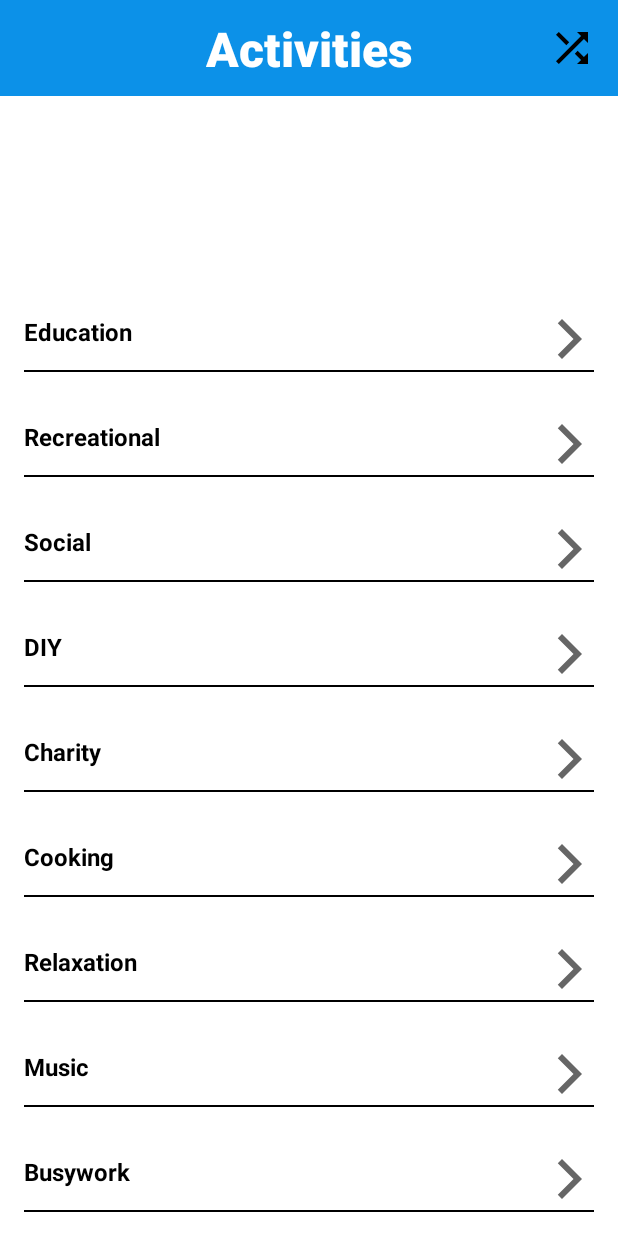
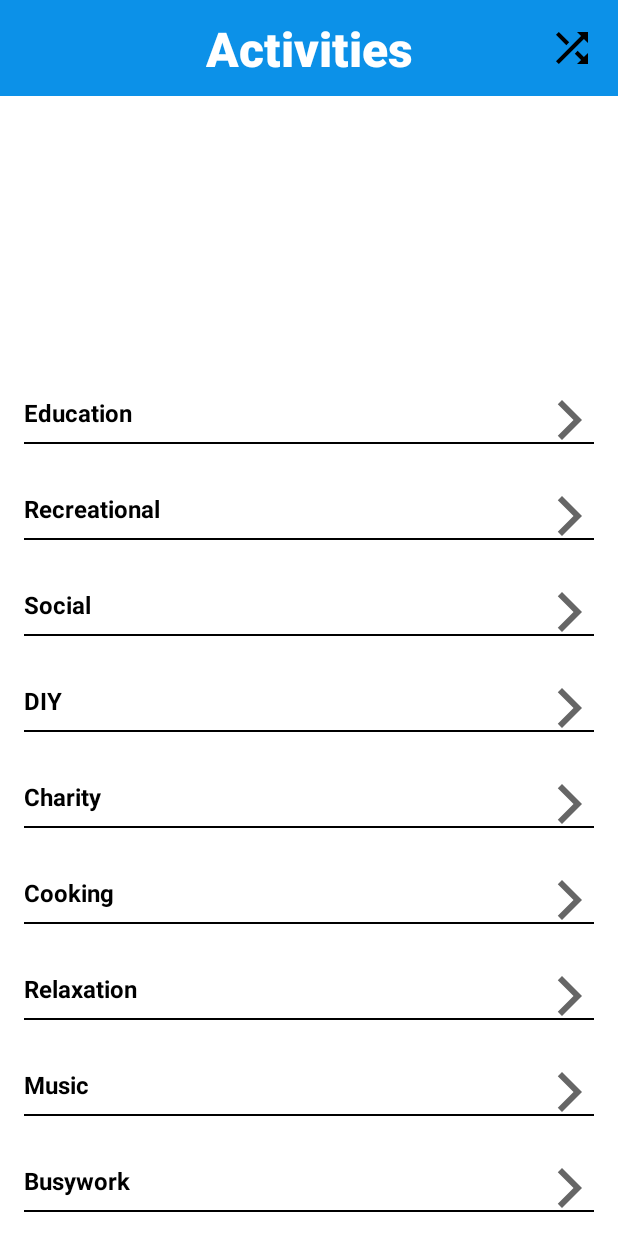
Before and after one commit to ivanxgb/NotBoredAlkemy, an Android app: the CategoryActivity screen opened directly, with no data from a screen before it, on a phone screen of 412 x 824 dp. Run offline under Robolectric (Android 15) with nearby library versions, the phone set to English and light mode, and no system bars; 1 statement that could not run was skipped.

Commit message:
develop fixed

```diff
--- a/app/src/main/res/layout/category_item.xml
+++ b/app/src/main/res/layout/category_item.xml
@@ -6,9 +6,8 @@
     xmlns:tool="http://schemas.android.com/apk/res-auto">
 
     <androidx.constraintlayout.widget.ConstraintLayout
-        android:id="@+id/clCategory"
         android:layout_width="match_parent"
-        android:layout_height="70dp">
+        android:layout_height="@dimen/heightL">
 
         <TextView
             android:id="@+id/tvCategoryName"
@@ -20,14 +19,14 @@
             android:textStyle="bold"
             tool:layout_constraintTop_toTopOf="parent"
             tool:layout_constraintStart_toStartOf="parent"
-            android:layout_margin="16dp"
+            android:layout_margin="@dimen/marginM"
             />
 
         <ImageButton
             android:layout_width="wrap_content"
             android:layout_height="wrap_content"
-            android:layout_marginTop="16dp"
-            android:layout_marginEnd="16dp"
+            android:layout_marginTop="@dimen/marginM"
+            android:layout_marginEnd="@dimen/marginM"
             android:background="#00000000"
             android:src="@drawable/ic_baseline_arrow_forward_ios_24"
             tool:layout_constraintEnd_toEndOf="parent"
@@ -41,7 +40,7 @@
             tool:layout_constraintEnd_toEndOf="parent"
             tool:layout_constraintBottom_toBottomOf="parent"
             android:background="#000"
-            android:layout_margin="16dp"
+            android:layout_margin="@dimen/marginM"
             />
 
     </androidx.constraintlayout.widget.ConstraintLayout>
--- a/app/src/main/res/layout/toolbar_base.xml
+++ b/app/src/main/res/layout/toolbar_base.xml
@@ -1,7 +1,7 @@
 <?xml version="1.0" encoding="utf-8"?>
 <androidx.constraintlayout.widget.ConstraintLayout xmlns:android="http://schemas.android.com/apk/res/android"
     android:layout_width="match_parent"
-    android:layout_height="match_parent"
+    android:layout_height="wrap_content"
     xmlns:app="http://schemas.android.com/apk/res-auto"
     xmlns:tools="http://schemas.android.com/tools"
     android:id="@+id/baseToolbar">
```
Also changed, not shown: app/src/main/res/drawable/ic_baseline_attach_money_24.xml (added, +10 -0 lines), app/src/main/res/drawable/ic_baseline_category_24.xml (added, +16 -0 lines), app/src/main/res/drawable/ic_baseline_person_24.xml (added, +10 -0 lines), app/src/main/res/layout/activity_not_boring.xml (+29 -0 lines).
